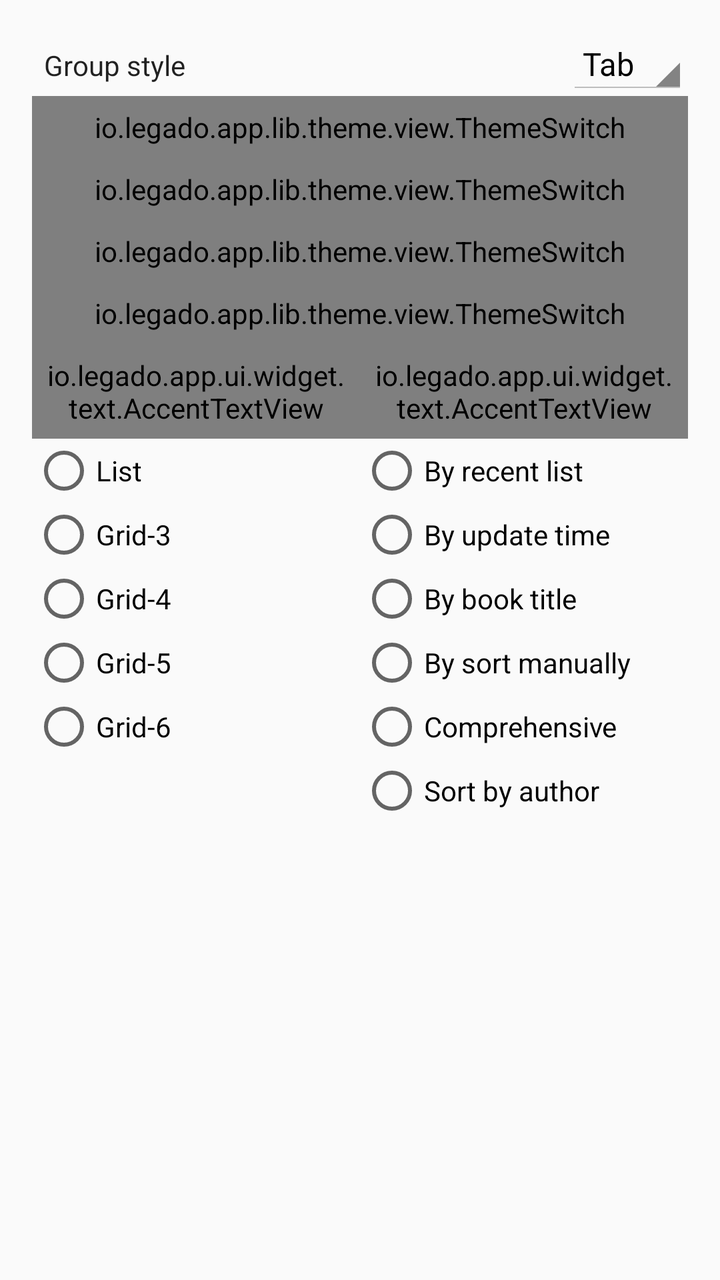
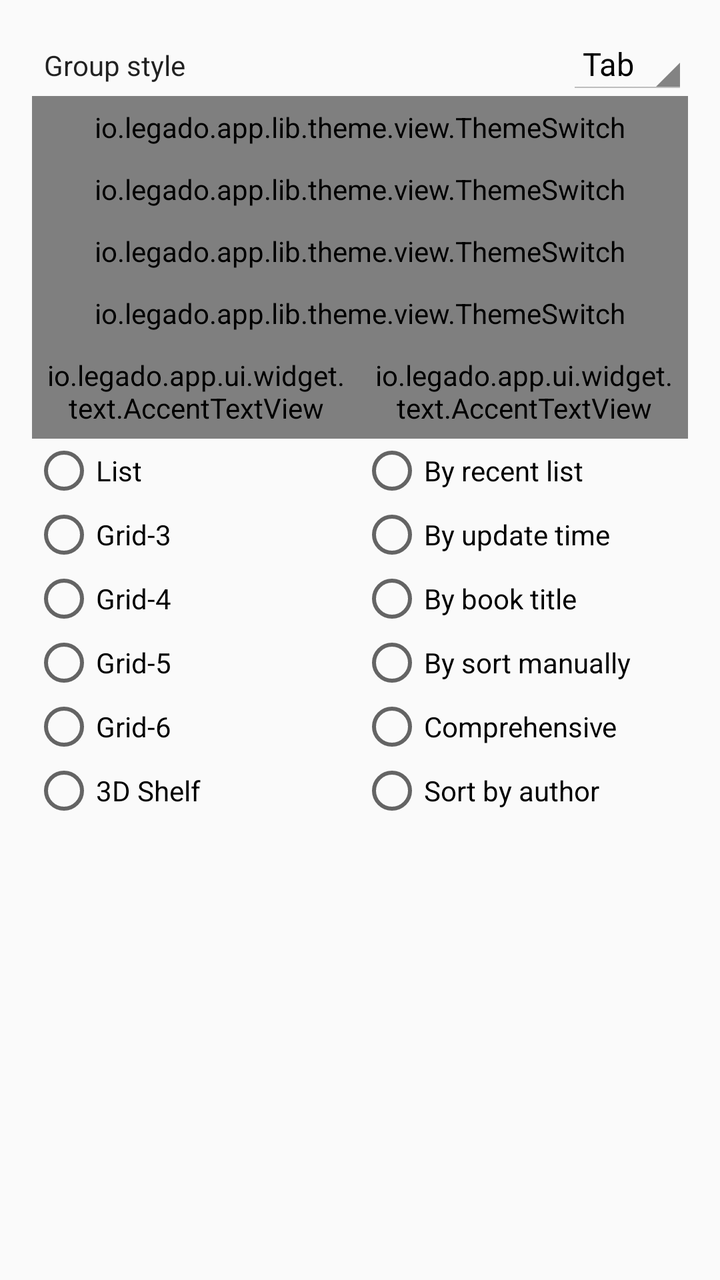

The first picture is an Android layout as it rendered before a commit; the second is the same layout after the commit. The layout source and the unified diff follow.
<!-- AndroidManifest.xml: application theme AppTheme.Light -->
<!-- res/layout/dialog_bookshelf_config.xml -->
<?xml version="1.0" encoding="utf-8"?>
<androidx.constraintlayout.widget.ConstraintLayout xmlns:android="http://schemas.android.com/apk/res/android"
    xmlns:app="http://schemas.android.com/apk/res-auto"
    xmlns:tools="http://schemas.android.com/tools"
    android:layout_width="match_parent"
    android:layout_height="wrap_content"
    android:padding="16dp">

    <LinearLayout
        android:id="@+id/ll_group_style"
        android:layout_width="match_parent"
        android:layout_height="wrap_content"
        android:orientation="horizontal"
        app:layout_constraintTop_toTopOf="parent">

        <TextView
            android:layout_width="0dp"
            android:layout_height="wrap_content"
            android:layout_weight="1"
            android:padding="6dp"
            android:text="@string/group_style"
            android:textColor="@color/primaryText" />

        <androidx.appcompat.widget.AppCompatSpinner
            android:id="@+id/sp_group_style"
            android:layout_width="wrap_content"
            android:layout_height="wrap_content"
            android:entries="@array/group_style"
            android:theme="@style/Spinner"
            tools:ignore="TouchTargetSizeCheck" />

    </LinearLayout>

    <io.legado.app.lib.theme.view.ThemeSwitch
        android:id="@+id/sw_show_unread"
        android:layout_width="match_parent"
        android:layout_height="wrap_content"
        android:padding="6dp"
        android:text="@string/show_unread"
        app:layout_constraintTop_toBottomOf="@+id/ll_group_style"
        tools:ignore="TouchTargetSizeCheck" />

    <io.legado.app.lib.theme.view.ThemeSwitch
        android:id="@+id/sw_show_last_update_time"
        android:layout_width="match_parent"
        android:layout_height="wrap_content"
        android:padding="6dp"
        android:text="@string/show_last_update_time"
        app:layout_constraintTop_toBottomOf="@+id/sw_show_unread"
        tools:ignore="TouchTargetSizeCheck" />

    <io.legado.app.lib.theme.view.ThemeSwitch
        android:id="@+id/sw_show_wait_up_books"
        android:layout_width="match_parent"
        android:layout_height="wrap_content"
        android:padding="6dp"
        android:text="@string/show_wait_up_count"
        app:layout_constraintTop_toBottomOf="@+id/sw_show_last_update_time"
        tools:ignore="TouchTargetSizeCheck" />

    <io.legado.app.lib.theme.view.ThemeSwitch
        android:id="@+id/sw_show_bookshelf_fast_scroller"
        android:layout_width="match_parent"
        android:layout_height="wrap_content"
        android:padding="6dp"
        android:text="@string/show_bookshelf_fast_scroller"
        app:layout_constraintTop_toBottomOf="@+id/sw_show_wait_up_books"
        tools:ignore="TouchTargetSizeCheck" />

    <LinearLayout
        android:id="@+id/ll_layout"
        android:layout_width="0dp"
        android:layout_height="wrap_content"
        android:orientation="vertical"
        app:layout_constraintRight_toLeftOf="@+id/ll_sort"
        app:layout_constraintTop_toBottomOf="@+id/sw_show_bookshelf_fast_scroller"
        app:layout_constraintLeft_toLeftOf="parent">

        <io.legado.app.ui.widget.text.AccentTextView
            android:layout_width="match_parent"
            android:layout_height="match_parent"
            android:padding="6dp"
            android:text="@string/view"
            android:textSize="16sp" />

        <RadioGroup
            android:id="@+id/rg_layout"
            android:layout_width="match_parent"
            android:layout_height="wrap_content"
            android:orientation="vertical">

            <RadioButton
                android:layout_width="match_parent"
                android:layout_height="wrap_content"
                android:text="@string/layout_list"
                tools:ignore="TouchTargetSizeCheck" />

            <RadioButton
                android:layout_width="match_parent"
                android:layout_height="wrap_content"
                android:text="@string/layout_grid3"
                tools:ignore="TouchTargetSizeCheck" />

            <RadioButton
                android:layout_width="match_parent"
                android:layout_height="wrap_content"
                android:text="@string/layout_grid4"
                tools:ignore="TouchTargetSizeCheck" />

            <RadioButton
                android:layout_width="match_parent"
                android:layout_height="wrap_content"
                android:text="@string/layout_grid5"
                tools:ignore="TouchTargetSizeCheck" />

            <RadioButton
                android:layout_width="match_parent"
                android:layout_height="wrap_content"
                android:text="@string/layout_grid6"
                tools:ignore="TouchTargetSizeCheck" />
        </RadioGroup>

    </LinearLayout>

    <LinearLayout
        android:id="@+id/ll_sort"
        android:layout_width="0dp"
        android:layout_height="wrap_content"
        android:orientation="vertical"
        app:layout_constraintLeft_toRightOf="@+id/ll_layout"
        app:layout_constraintTop_toBottomOf="@id/sw_show_bookshelf_fast_scroller"
        app:layout_constraintRight_toRightOf="parent">

        <io.legado.app.ui.widget.text.AccentTextView
            android:layout_width="match_parent"
            android:layout_height="match_parent"
            android:padding="6dp"
            android:text="@string/sort"
            android:textSize="16sp" />

        <RadioGroup
            android:id="@+id/rg_sort"
            android:layout_width="match_parent"
            android:layout_height="wrap_content"
            android:orientation="vertical">

            <RadioButton
                android:layout_width="match_parent"
                android:layout_height="wrap_content"
                android:text="@string/bookshelf_px_0"
                tools:ignore="TouchTargetSizeCheck" />

            <RadioButton
                android:layout_width="match_parent"
                android:layout_height="wrap_content"
                android:text="@string/bookshelf_px_1"
                tools:ignore="TouchTargetSizeCheck" />

            <RadioButton
                android:layout_width="match_parent"
                android:layout_height="wrap_content"
                android:text="@string/bookshelf_px_2"
                tools:ignore="TouchTargetSizeCheck" />

            <RadioButton
                android:layout_width="match_parent"
                android:layout_height="wrap_content"
                android:text="@string/bookshelf_px_3"
                tools:ignore="TouchTargetSizeCheck" />

            <RadioButton
                android:layout_width="match_parent"
                android:layout_height="wrap_content"
                android:text="@string/bookshelf_px_4"
                tools:ignore="TouchTargetSizeCheck" />

            <RadioButton
                android:layout_width="match_parent"
                android:layout_height="wrap_content"
                android:text="@string/bookshelf_px_5"
                tools:ignore="TouchTargetSizeCheck" />

        </RadioGroup>

    </LinearLayout>

</androidx.constraintlayout.widget.ConstraintLayout>
<!-- resources referenced by this layout -->
<resources>
  <string-array name="group_style">
  		<item>Tab</item>
  		<item>Folder</item>
  	</string-array>
  <color name="primaryText">#de000000</color>
  <string name="bookshelf_px_0">By recent list</string>
  <string name="bookshelf_px_1">By update time</string>
  <string name="bookshelf_px_2">By book title</string>
  <string name="bookshelf_px_3">By sort manually</string>
  <string name="bookshelf_px_4">Comprehensive</string>
  <string name="bookshelf_px_5">Sort by author</string>
  <string name="group_style">Group style</string>
  <string name="layout_grid3">Grid-3</string>
  <string name="layout_grid4">Grid-4</string>
  <string name="layout_grid5">Grid-5</string>
  <string name="layout_grid6">Grid-6</string>
  <string name="layout_list">List</string>
  <string name="show_bookshelf_fast_scroller">Show quick scroll bar</string>
  <string name="show_last_update_time">Show last updated time</string>
  <string name="show_unread">Show unread flag</string>
  <string name="show_wait_up_count">Display the number of pending updates</string>
  <string name="sort">Sort</string>
  <string name="view">View</string>
  <style name="Spinner" parent="android:Theme.Holo.Light" />
  
      //**********System Style******************//
  <style name="AppTheme.Light" parent="Base.AppTheme">
          <item name="actionBarStyle">@style/AppTheme.AppBarOverlay.Light</item>
      </style>
  <style name="Base.AppTheme" parent="Theme.AppCompat.DayNight.NoActionBar">
          <item name="colorPrimary">@color/primary</item>
          <item name="colorPrimaryDark">@color/primaryDark</item>
          <item name="colorAccent">@color/accent</item>
          <item name="actionOverflowMenuStyle">@style/Style.PopupMenu</item>
          <item name="android:itemTextAppearance">@style/Style.MenuItemText</item>
          <item name="android:popupMenuStyle">@style/Style.PopupMenu</item>
          <item name="android:statusBarColor">@color/transparent</item>
          <item name="android:windowDrawsSystemBarBackgrounds">true</item>
      </style>
  <style name="AppTheme.AppBarOverlay.Light" parent="ThemeOverlay.AppCompat.Light">
          <item name="colorAccent">@color/md_grey_900</item>
      </style>
  <color name="primary">@color/md_light_blue_600</color>
  <color name="primaryDark">@color/md_light_blue_700</color>
  <color name="accent">@color/md_pink_800</color>
  <style name="Style.PopupMenu" parent="Widget.AppCompat.PopupMenu">
          <item name="android:popupBackground">@drawable/bg_popup_menu</item>
      </style>
  <style name="Style.MenuItemText" parent="@android:style/TextAppearance.Widget.IconMenu.Item">
          <item name="android:textColor">@color/menu_color_default</item>
          <item name="android:textSize">16sp</item>
      </style>
  <color name="transparent">#00000000</color>
  <color name="md_grey_900">#212121</color>
  <color name="md_light_blue_600">#039BE5</color>
  <color name="md_light_blue_700">#0288D1</color>
  <color name="md_pink_800">#AD1457</color>
  <!-- drawable bg_popup_menu (drawable) -->
  <?xml version="1.0" encoding="utf-8"?>
  <shape xmlns:android="http://schemas.android.com/apk/res/android"
         android:shape="rectangle">
  
      <solid android:color="@color/background_menu"/>
  
      <corners android:radius="2dp"/>
  
  </shape>
  <color name="menu_color_default">#383838</color>
  <color name="background_menu">@color/md_grey_200</color>
  <color name="md_grey_200">#EEEEEE</color>
</resources>

<!-- the commit's change to res/layout/dialog_bookshelf_config.xml (unified diff, before → after) -->
@@ -118,6 +118,12 @@
                 android:layout_height="wrap_content"
                 android:text="@string/layout_grid6"
                 tools:ignore="TouchTargetSizeCheck" />
+
+            <RadioButton
+                android:layout_width="match_parent"
+                android:layout_height="wrap_content"
+                android:text="@string/layout_shelf3d"
+                tools:ignore="TouchTargetSizeCheck" />
         </RadioGroup>
 
     </LinearLayout>
<!-- resource entries referenced after the edit -->
@@ -17,6 +17,7 @@
   <string name="layout_grid5">Grid-5</string>
   <string name="layout_grid6">Grid-6</string>
   <string name="layout_list">List</string>
+  <string name="layout_shelf3d">3D Shelf</string>
   <string name="show_bookshelf_fast_scroller">Show quick scroll bar</string>
   <string name="show_last_update_time">Show last updated time</string>
   <string name="show_unread">Show unread flag</string>
